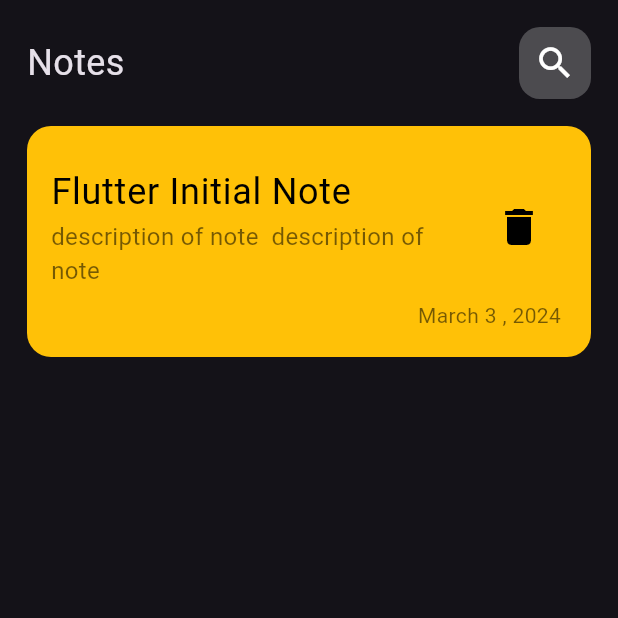
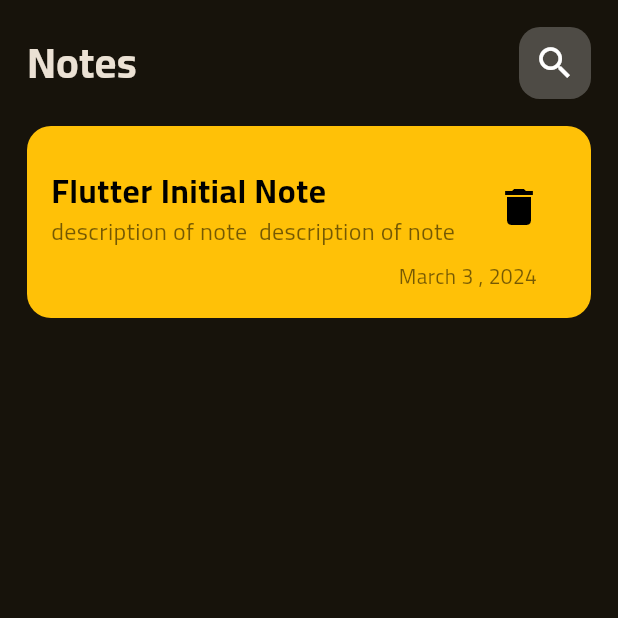
Before and after one commit to hashem2770/Notes, a Flutter app: the screen it shows after launch, on a phone screen of 412 x 824 dp, the top half of it. Run offline on Flutter 3.47's test engine with Material 3 defaults, Android fonts, the phone set to English and light mode, and no system bars.

Commit message:
add the main font

```diff
--- a/lib/main.dart
+++ b/lib/main.dart
@@ -12,8 +12,12 @@ class NotesApp extends StatelessWidget {
   Widget build(BuildContext context) {
     return MaterialApp(
       debugShowCheckedModeBanner: false,
-      theme: ThemeData.dark(),
-      home:  const NotesView(),
+      theme: ThemeData(
+          useMaterial3: true,
+          brightness: Brightness.dark,
+          fontFamily: 'Cairo',
+          colorSchemeSeed: Colors.amber),
+      home: const NotesView(),
     );
   }
 }
--- a/lib/views/home_view/presentation/widgets/app_bar.dart
+++ b/lib/views/home_view/presentation/widgets/app_bar.dart
@@ -12,7 +12,7 @@ class CustomAppBar extends StatelessWidget {
         children: [
           const Text(
             'Notes',
-            style: TextStyle( fontSize: 24),
+            style: TextStyle( fontSize: 28, fontWeight: FontWeight.bold),
           ),
           Container(
             decoration: BoxDecoration(
--- a/lib/views/home_view/presentation/widgets/custom_note_item.dart
+++ b/lib/views/home_view/presentation/widgets/custom_note_item.dart
@@ -19,9 +19,9 @@ class NoteItem extends StatelessWidget {
             title: const Text(
               'Flutter Initial Note',
               style: TextStyle(
-                  fontSize: 24,
+                  fontSize: 22,
                   color: Colors.black,
-                  fontWeight: FontWeight.w400),
+                  fontWeight: FontWeight.bold),
               maxLines: 1,
               overflow: TextOverflow.ellipsis,
             ),
@@ -40,7 +40,7 @@ class NoteItem extends StatelessWidget {
                 )),
           ),
           const Padding(
-            padding: EdgeInsets.symmetric(horizontal: 20.0),
+            padding: EdgeInsets.symmetric(horizontal: 36.0),
             child:  Text(
               'March 3 , 2024',
               style: TextStyle(color: Colors.black54),
```
Also changed, not shown: pubspec.yaml (+6 -6 lines), assets/fonts/Cairo-Bold.ttf (added), assets/fonts/Cairo-Light.ttf (added), assets/fonts/Cairo-Regular.ttf (added).
